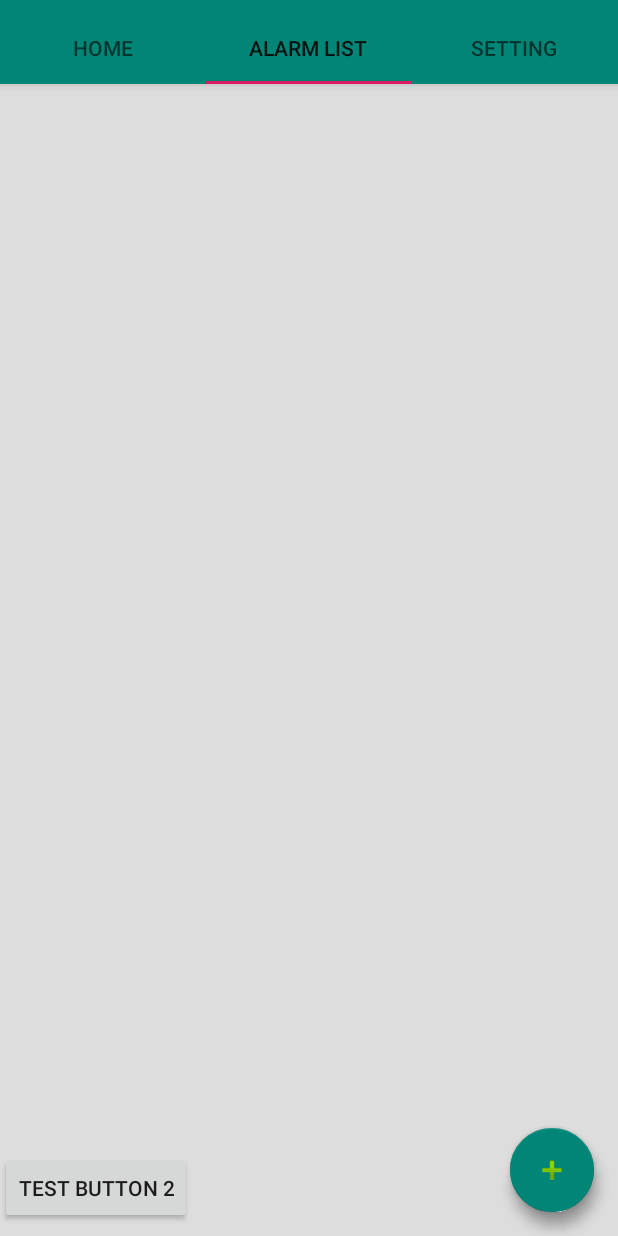
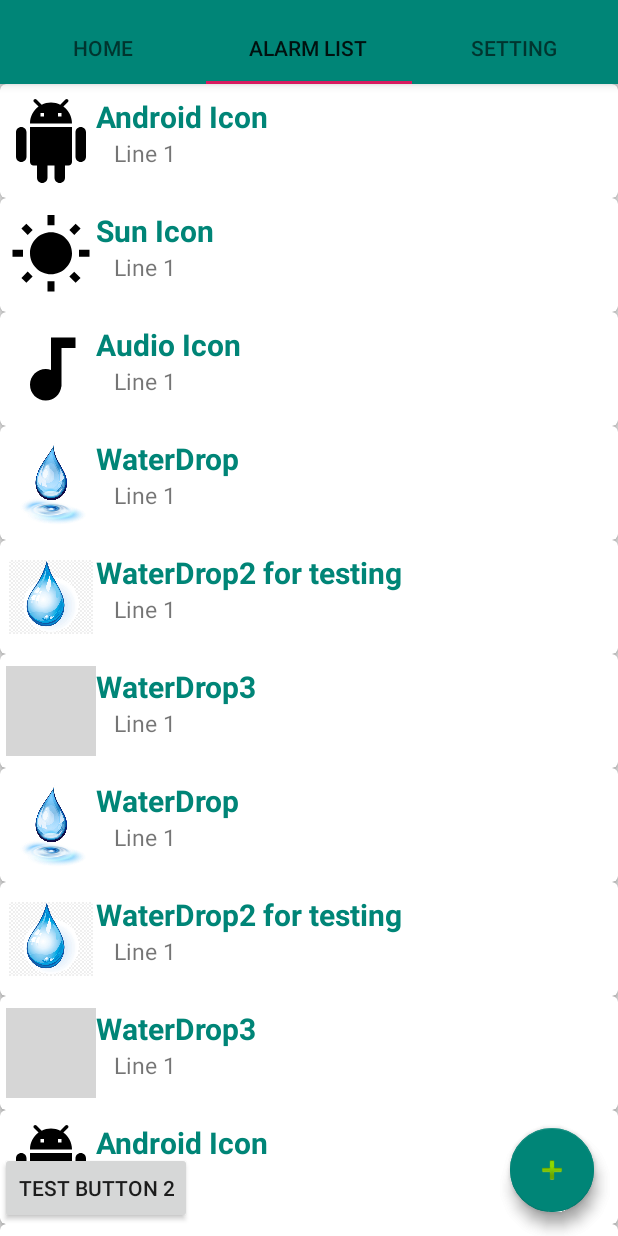
Before and after one commit to BTNM/DrinkWater2, an Android app: the screen it shows after launch (MainActivity), tab 2 chosen, on a phone screen of 412 x 824 dp. Run offline under Robolectric (Android 15) with nearby library versions, the phone set to English and light mode, and no system bars; grey boxes are pictures that could not be loaded.

Commit message:
recycleview working, have to design alarm element in the list and check appearance

```diff
--- /dev/null
+++ b/app/src/main/java/com/example/btnm/drinkwater2/AlarmItem.java
@@ -0,0 +1,41 @@
+package com.example.btnm.drinkwater2;
+
+public class AlarmItem {
+    private int imageID;
+    private String description1;
+    private String description2;
+
+    public AlarmItem() {
+    }
+
+    public AlarmItem(int imageID, String description1, String description2) {
+        this.imageID = imageID;
+        this.description1 = description1;
+        this.description2 = description2;
+    }
+
+    public int getImageID() {
+        return imageID;
+    }
+
+    public void setImageID(int imageID) {
+        this.imageID = imageID;
+    }
+
+    public String getDescription1() {
+        return description1;
+    }
+
+    public void setDescription1(String description) {
+        this.description1 = description;
+    }
+
+    public String getDescription2() {
+        return description2;
+    }
+
+    public void setDescription2(String description2) {
+        this.description2 = description2;
+    }
+
+}
--- a/app/src/main/java/com/example/btnm/drinkwater2/Data.java
+++ /dev/null
@@ -1,33 +0,0 @@
-package com.example.btnm.drinkwater2;
-
-public class Data {
-    private int imageID;
-    private String description;
-
-    public Data() {
-    }
-
-    public Data(int imageID, String description) {
-        this.imageID = imageID;
-        this.description = description;
-    }
-
-    public int getImageID() {
-        return imageID;
-    }
-
-    public void setImageID(int imageID) {
-        this.imageID = imageID;
-    }
-
-    public String getDescription() {
-        return description;
-    }
-
-    public void setDescription(String description) {
-        this.description = description;
-    }
-
-
-
-}
--- a/app/src/main/java/com/example/btnm/drinkwater2/RecycleViewAdapter.java
+++ b/app/src/main/java/com/example/btnm/drinkwater2/RecycleViewAdapter.java
@@ -14,23 +14,24 @@ import java.util.List;
 
 public class RecycleViewAdapter extends RecyclerView.Adapter<RecycleViewAdapter.RecycleViewHolder> {
 
-    private List<Data> listData = new ArrayList<Data>();
+    private List<AlarmItem> listData = new ArrayList<AlarmItem>();
 
     public static class RecycleViewHolder extends RecyclerView.ViewHolder {
         public ImageView imageView;
-        public TextView txtDescription;
+        public TextView txtDescription1;
+        public TextView txtDescription2;
 
         public RecycleViewHolder(@NonNull View itemView) {
             super(itemView);
 
             imageView = (ImageView) itemView.findViewById(R.id.imageView);
-            txtDescription = (TextView) itemView.findViewById(R.id.txtDescription);
-
+            txtDescription1 = (TextView) itemView.findViewById(R.id.textView1);
+            txtDescription2 = (TextView) itemView.findViewById(R.id.textView2);
 
         }
     }
 
-    public RecycleViewAdapter(List<Data> listData) {
+    public RecycleViewAdapter(List<AlarmItem> listData) {
         this.listData = listData;
 
     }
@@ -50,10 +51,11 @@ public class RecycleViewAdapter extends RecyclerView.Adapter<RecycleViewAdapter.
     @Override
     public void onBindViewHolder(@NonNull RecycleViewHolder recycleViewHolder, int i) {
         // on each alarm element take image and txt
-        Data dataItem = listData.get(i);
+        AlarmItem dataItem = listData.get(i);
 
         recycleViewHolder.imageView.setImageResource(listData.get(i).getImageID() );
-        recycleViewHolder.txtDescription.setText(listData.get(i).getDescription() );
+        recycleViewHolder.txtDescription1.setText(listData.get(i).getDescription1() );
+        recycleViewHolder.txtDescription2.setText(listData.get(i).getDescription2() );
 
     }
 
--- a/app/src/main/java/com/example/btnm/drinkwater2/tabFragments/AlarmsFragment.java
+++ b/app/src/main/java/com/example/btnm/drinkwater2/tabFragments/AlarmsFragment.java
@@ -13,7 +13,7 @@ import android.view.ViewGroup;
 import android.widget.Button;
 import android.widget.Toast;
 
-import com.example.btnm.drinkwater2.Data;
+import com.example.btnm.drinkwater2.AlarmItem;
 import com.example.btnm.drinkwater2.R;
 import com.example.btnm.drinkwater2.RecycleViewAdapter;
 
@@ -27,7 +27,7 @@ public class AlarmsFragment extends Fragment {
     private RecycleViewAdapter adapter;
     private RecyclerView.LayoutManager layoutManager;
 
-    private List<Data> listData = new ArrayList<Data>();
+    private List<AlarmItem> listData = new ArrayList<AlarmItem>();
 
     private FloatingActionButton floatingButton;
     private Button btnTest;
@@ -37,12 +37,19 @@ public class AlarmsFragment extends Fragment {
     public View onCreateView(@NonNull LayoutInflater inflater, @Nullable ViewGroup container, @Nullable Bundle savedInstanceState) {
         View view = inflater.inflate(R.layout.tab_alarms,container, false);
 
+        // create adapter and layout manager, and set data list to the adapter, before setting recycle view to the adapater and layout manager
         initData();
         recyclerView = (RecyclerView)  view.findViewById(R.id.recycler);
         recyclerView.setHasFixedSize(true);
         layoutManager = new LinearLayoutManager(getContext() );
-        adapter = new RecycleViewAdapter(listData);
+
+//        adapter = new RecycleViewAdapter(initData() );
+        adapter = new RecycleViewAdapter(listData );
+
+        recyclerView.setLayoutManager(layoutManager);
         recyclerView.setAdapter(adapter);
+
+
 
 
         btnTest = (Button) view.findViewById(R.id.btnTest);
@@ -58,15 +65,35 @@ public class AlarmsFragment extends Fragment {
         return view;
     }
 
+//    private ArrayList<AlarmItem> initData() {
+//
+//        ArrayList<AlarmItem> testList = new ArrayList<>();
+//
+//        testList.add(new AlarmItem(R.drawable.water_drop_icon,"WaterDrop") );
+//        testList.add(new AlarmItem(R.drawable.water_droplet2,"WaterDrop2 for testing" ) );
+//        testList.add(new AlarmItem(R.drawable.cartoon_water_drops,"WaterDrop3" ) );
+//
+//        return testList;
+//
+//    }
+
     private void initData() {
-        listData.add(new Data(R.drawable.water_drop_icon,"WaterDrop") );
-        listData.add(new Data(R.drawable.water_droplet2,"WaterDrop2 for testing" ) );
-        listData.add(new Data(R.drawable.cartoon_water_drops,"WaterDrop3" ) );
-        //
-        listData.add(new Data(R.drawable.water_drop_icon,"WaterDrop") );
-        listData.add(new Data(R.drawable.water_droplet2,"WaterDrop2") );
-        listData.add(new Data(R.drawable.cartoon_water_drops,"WaterDrop3") );
 
+        listData.add(new AlarmItem(R.drawable.ic_android,"Android Icon"," Line 1" ));
+        listData.add(new AlarmItem(R.drawable.ic_sun,"Sun Icon" ," Line 1"));
+        listData.add(new AlarmItem(R.drawable.ic_audio,"Audio Icon" ," Line 1"));
+
+        listData.add(new AlarmItem(R.drawable.water_drop_icon,"WaterDrop"," Line 1") );
+        listData.add(new AlarmItem(R.drawable.water_droplet2,"WaterDrop2 for testing"," Line 1" ) );
+        listData.add(new AlarmItem(R.drawable.cartoon_water_drops,"WaterDrop3" ," Line 1") );
+
+        listData.add(new AlarmItem(R.drawable.water_drop_icon,"WaterDrop"," Line 1") );
+        listData.add(new AlarmItem(R.drawable.water_droplet2,"WaterDrop2 for testing" ," Line 1") );
+        listData.add(new AlarmItem(R.drawable.cartoon_water_drops,"WaterDrop3" ," Line 1") );
+
+        listData.add(new AlarmItem(R.drawable.ic_android,"Android Icon"," Line 1" ));
+        listData.add(new AlarmItem(R.drawable.ic_sun,"Sun Icon" ," Line 1"));
+        listData.add(new AlarmItem(R.drawable.ic_audio,"Audio Icon" ," Line 1"));
 
     }
 
--- a/app/src/main/java/com/example/btnm/drinkwater2/tabFragments/HomeFragment.java
+++ b/app/src/main/java/com/example/btnm/drinkwater2/tabFragments/HomeFragment.java
@@ -47,7 +47,6 @@ public class HomeFragment extends Fragment {
     @Override
     public View onCreateView(@NonNull LayoutInflater inflater, @Nullable ViewGroup container, @Nullable Bundle savedInstanceState) {
         View view = inflater.inflate(R.layout.tab_home,container, false);
-
 
 
         setupAlarmSwitches(view);
--- /dev/null
+++ b/app/src/main/res/drawable/ic_android.xml
@@ -0,0 +1,9 @@
+<vector xmlns:android="http://schemas.android.com/apk/res/android"
+        android:width="24dp"
+        android:height="24dp"
+        android:viewportWidth="24.0"
+        android:viewportHeight="24.0">
+    <path
+        android:fillColor="#FF000000"
+        android:pathData="M6,18c0,0.55 0.45,1 1,1h1v3.5c0,0.83 0.67,1.5 1.5,1.5s1.5,-0.67 1.5,-1.5L11,19h2v3.5c0,0.83 0.67,1.5 1.5,1.5s1.5,-0.67 1.5,-1.5L16,19h1c0.55,0 1,-0.45 1,-1L18,8L6,8v10zM3.5,8C2.67,8 2,8.67 2,9.5v7c0,0.83 0.67,1.5 1.5,1.5S5,17.33 5,16.5v-7C5,8.67 4.33,8 3.5,8zM20.5,8c-0.83,0 -1.5,0.67 -1.5,1.5v7c0,0.83 0.67,1.5 1.5,1.5s1.5,-0.67 1.5,-1.5v-7c0,-0.83 -0.67,-1.5 -1.5,-1.5zM15.53,2.16l1.3,-1.3c0.2,-0.2 0.2,-0.51 0,-0.71 -0.2,-0.2 -0.51,-0.2 -0.71,0l-1.48,1.48C13.85,1.23 12.95,1 12,1c-0.96,0 -1.86,0.23 -2.66,0.63L7.85,0.15c-0.2,-0.2 -0.51,-0.2 -0.71,0 -0.2,0.2 -0.2,0.51 0,0.71l1.31,1.31C6.97,3.26 6,5.01 6,7h12c0,-1.99 -0.97,-3.75 -2.47,-4.84zM10,5L9,5L9,4h1v1zM15,5h-1L14,4h1v1z"/>
+</vector>
--- /dev/null
+++ b/app/src/main/res/drawable/ic_audio.xml
@@ -0,0 +1,9 @@
+<vector xmlns:android="http://schemas.android.com/apk/res/android"
+        android:width="24dp"
+        android:height="24dp"
+        android:viewportWidth="24.0"
+        android:viewportHeight="24.0">
+    <path
+        android:fillColor="#FF000000"
+        android:pathData="M12,3v9.28c-0.47,-0.17 -0.97,-0.28 -1.5,-0.28C8.01,12 6,14.01 6,16.5S8.01,21 10.5,21c2.31,0 4.2,-1.75 4.45,-4H15V6h4V3h-7z"/>
+</vector>
--- /dev/null
+++ b/app/src/main/res/drawable/ic_sun.xml
@@ -0,0 +1,9 @@
+<vector xmlns:android="http://schemas.android.com/apk/res/android"
+        android:width="24dp"
+        android:height="24dp"
+        android:viewportWidth="24.0"
+        android:viewportHeight="24.0">
+    <path
+        android:fillColor="#FF000000"
+        android:pathData="M6.76,4.84l-1.8,-1.79 -1.41,1.41 1.79,1.79 1.42,-1.41zM4,10.5L1,10.5v2h3v-2zM13,0.55h-2L11,3.5h2L13,0.55zM20.45,4.46l-1.41,-1.41 -1.79,1.79 1.41,1.41 1.79,-1.79zM17.24,18.16l1.79,1.8 1.41,-1.41 -1.8,-1.79 -1.4,1.4zM20,10.5v2h3v-2h-3zM12,5.5c-3.31,0 -6,2.69 -6,6s2.69,6 6,6 6,-2.69 6,-6 -2.69,-6 -6,-6zM11,22.45h2L13,19.5h-2v2.95zM3.55,18.54l1.41,1.41 1.79,-1.8 -1.41,-1.41 -1.79,1.8z"/>
+</vector>
--- a/app/src/main/res/layout/alarm_item.xml
+++ b/app/src/main/res/layout/alarm_item.xml
@@ -1,33 +1,77 @@
 <?xml version="1.0" encoding="utf-8"?>
-<android.support.v7.widget.CardView
-    xmlns:android="http://schemas.android.com/apk/res/android"
+<android.support.v7.widget.CardView xmlns:android="http://schemas.android.com/apk/res/android"
     android:layout_width="match_parent"
-    android:layout_height="200dp">
+    android:layout_height="wrap_content"
+    xmlns:app="http://schemas.android.com/apk/res-auto"
+    app:cardCornerRadius="4dp">
 
-    <LinearLayout
-        android:orientation="vertical"
+    <RelativeLayout
         android:layout_width="match_parent"
-        android:layout_height="wrap_content">
+        android:layout_height="match_parent"
+        android:layout_marginBottom="8dp"
+        android:layout_marginTop="8dp"
+        android:layout_marginLeft="4dp"
+        android:layout_marginRight="4dp"
+
+        >
 
         <ImageView
             android:id="@+id/imageView"
-            android:scaleType="centerCrop"
-            android:background="@drawable/water_drop_icon"
-            android:layout_width="match_parent"
-            android:layout_weight="1"
-            android:layout_height="0dp"
+            android:layout_width="60dp"
+            android:layout_height="60dp"
+            android:padding="2dp"/>
+
+        <TextView
+            android:id="@+id/textView1"
+            android:layout_width="wrap_content"
+            android:layout_height="wrap_content"
+            android:layout_alignParentTop="true"
+            android:layout_toEndOf="@id/imageView"
+            android:text="Line 1"
+            android:textColor="@color/colorPrimary"
+            android:textSize="20sp"
+            android:textStyle="bold"
             />
 
         <TextView
-            android:id="@+id/txtDescription"
-            android:text="alarmElement"
-            android:textColor="#000"
-            android:textSize="20dp"
-            android:gravity="center"
-            android:layout_width="match_parent"
-            android:layout_height="wrap_content" />
+            android:id="@+id/textView2"
+            android:layout_width="wrap_content"
+            android:layout_height="wrap_content"
+            android:layout_below="@id/textView1"
+            android:layout_toEndOf="@id/imageView"
+            android:layout_marginStart="8dp"
+            android:text="Line 2"
+            android:textSize="15sp"
+            />
 
-    </LinearLayout>
+
+
+    </RelativeLayout>
+
+
+    <!--<LinearLayout-->
+        <!--android:orientation="vertical"-->
+        <!--android:layout_width="match_parent"-->
+        <!--android:layout_height="wrap_content">-->
+
+        <!--<ImageView-->
+            <!--android:id="@+id/imageView"-->
+            <!--android:scaleType="centerCrop"-->
+            <!--android:layout_width="match_parent"-->
+            <!--android:layout_weight="1"-->
+            <!--android:layout_height="0dp"-->
+            <!--/>-->
+        <!---->
+        <!--<TextView-->
+            <!--android:id="@+id/txtDescription"-->
+            <!--android:text="alarmElement"-->
+            <!--android:textColor="#000"-->
+            <!--android:textSize="20dp"-->
+            <!--android:gravity="center"-->
+            <!--android:layout_width="match_parent"-->
+            <!--android:layout_height="wrap_content" />-->
+
+    <!--</LinearLayout>-->
 
 
 
```
